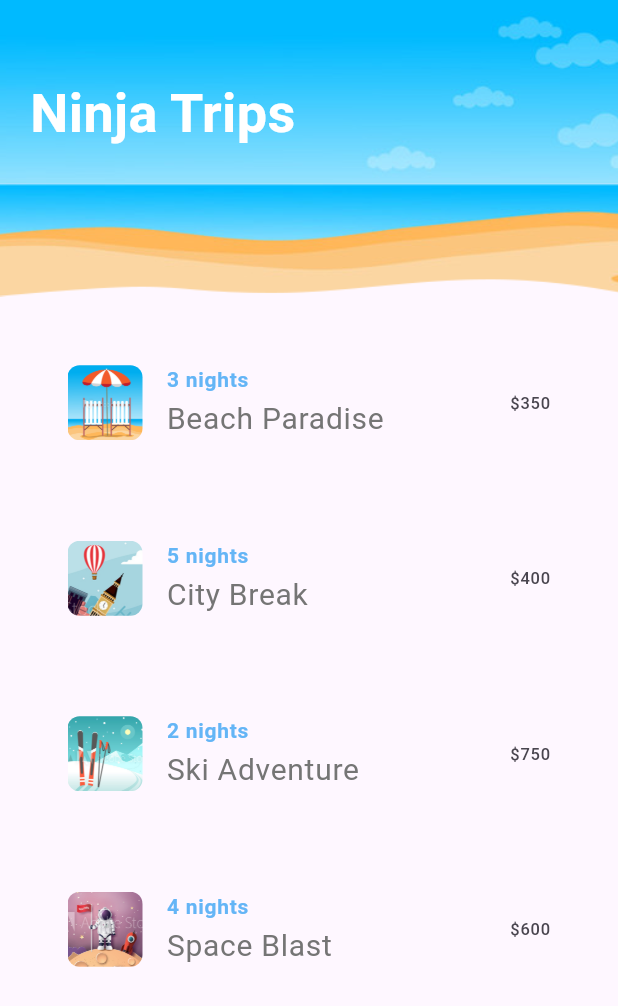
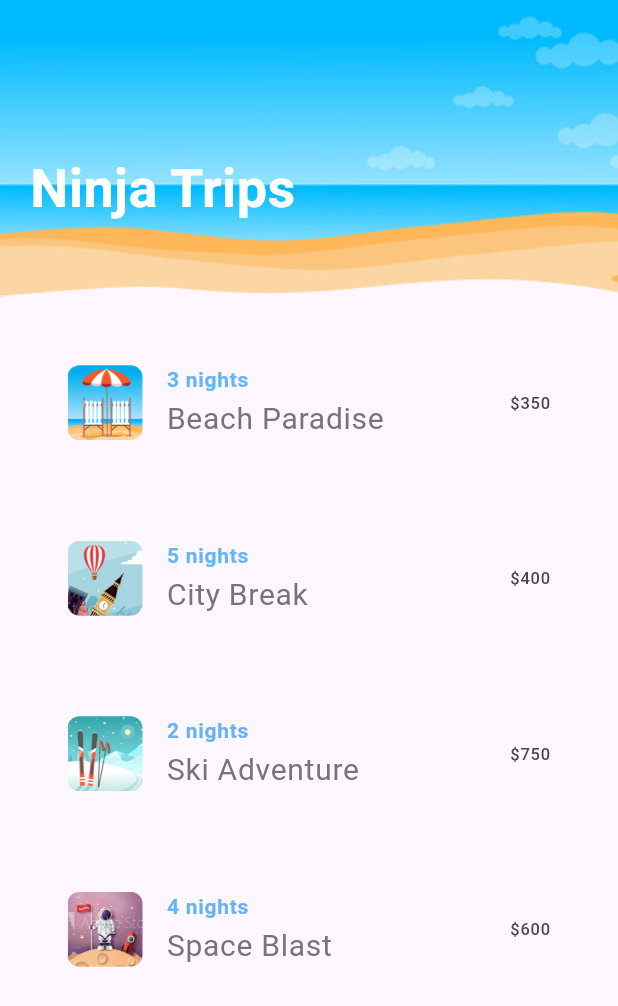
Before and after one commit to voltzylex/Flutter-Dart, a Flutter app: the screen it shows after launch, on a phone screen of 412 x 824 dp. Shown: the top 1006 px of the screen. Run offline on Flutter 3.47's test engine with Material 3 defaults, Android fonts, the phone set to English and light mode, and no system bars; missing offline and left inert: ipsum.

```diff
--- a/lesson_1/lib/shared/screenTitle.dart
+++ b/lesson_1/lib/shared/screenTitle.dart
@@ -10,13 +10,19 @@ class ScreenTitle extends StatelessWidget {
     return TweenAnimationBuilder(
         duration: Duration(seconds: 1),
         tween: Tween<double>(begin: 0, end: 1),
+        curve: Curves.easeIn,
         child: Text(
           text ?? "",
           style: TextStyle(
               fontSize: 36, color: Colors.white, fontWeight: FontWeight.bold),
         ),
         builder: (context, val, child) {
-          return Opacity(opacity: val, child: child!);
+          return Opacity(
+              opacity: val,
+              child: Padding(
+                padding: EdgeInsets.only(top: val * 50),
+                child: child!,
+              ));
         });
   }
 }
```
Also changed, not shown: lesson_1/lib/shared/heart.dart (+17 -3 lines).
